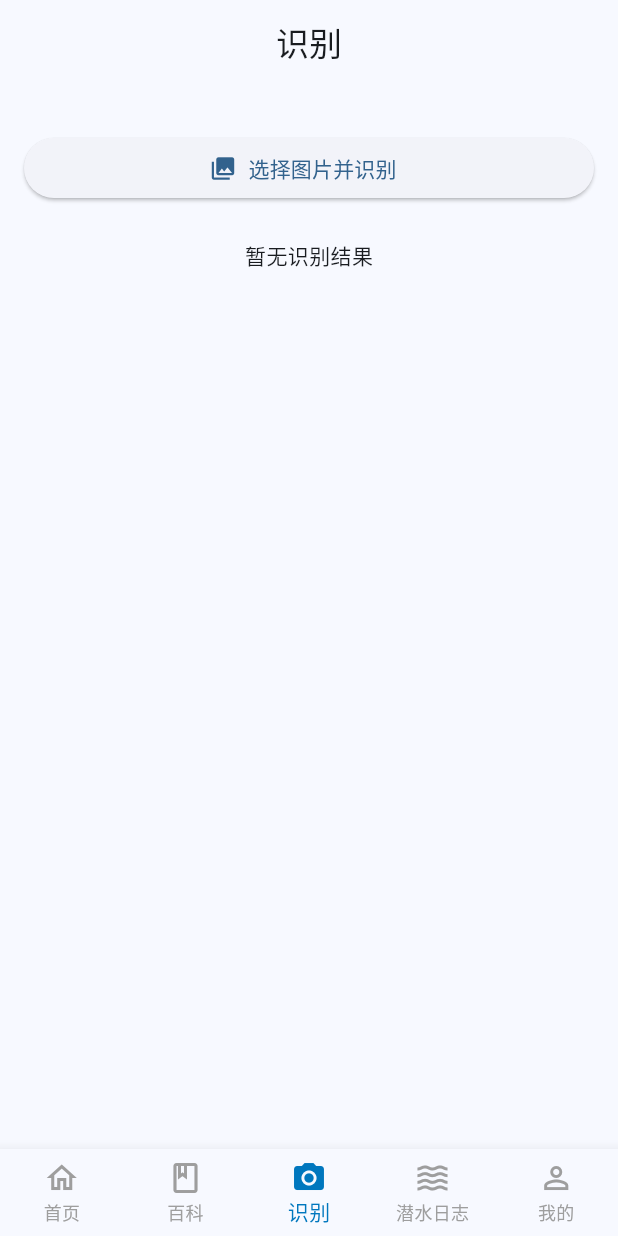
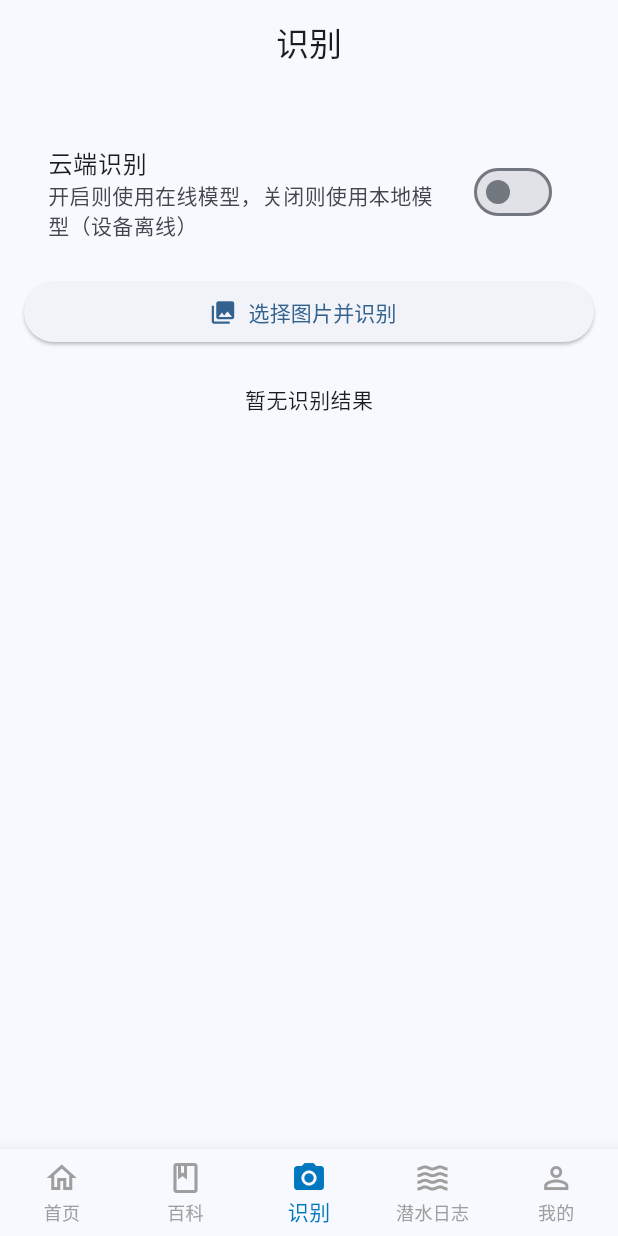
Before and after one commit to Kaizzz-00/unlockafish, a Flutter app: the screen it shows after launch, item 3 of the bottom bar chosen, on a phone screen of 412 x 824 dp. Run offline on Flutter 3.47's test engine with Material 3 defaults, Android fonts, the phone set to English and light mode, and no system bars; our stand-ins replace dio, flutter_riverpod, hive_flutter, image_picker; missing offline and left inert: tflite_flutter; accounts and stored records are empty.

Commit message:
feat: 增加本地模型 和 在线调用 图像识别方式

```diff
--- a/lib/features/fish_identification/presentation/pages/identification_page.dart
+++ b/lib/features/fish_identification/presentation/pages/identification_page.dart
@@ -5,6 +5,10 @@ import 'package:image_picker/image_picker.dart';
 
 import '../../../../core/constants/app_constants.dart';
 import '../../../../services/ml/fish_classifier.dart';
+import '../../../../services/ai/cloud_fish_api.dart';
+import '../../../../services/ai/local_server_api.dart';
+
+enum CloudProvider { iNaturalist, local }
 
 class IdentificationPage extends StatefulWidget {
   const IdentificationPage({super.key});
@@ -19,17 +23,28 @@ class _IdentificationPageState extends State<IdentificationPage> {
   bool _running = false;
   Uint8List? _imageBytes;
   List<FishPrediction> _predictions = const [];
+  // 云端识别客户端与模式开关（Web 默认启用云端）
+  String? _inatJwt; // iNaturalist JWT，用于云端识别
+  late CloudFishApi _cloudApi;
+  late LocalServerApi _localApi;
+  String _localBaseUrl = 'http://localhost:8000';
+  bool _useCloud = kIsWeb;
+  CloudProvider _provider = CloudProvider.iNaturalist;
 
   @override
   void initState() {
     super.initState();
     _classifier = createClassifier();
+    // 配置 iNaturalist JWT（如已获取，可填入字符串）
+    _inatJwt = null; // 例如: 'eyJhbGciOiJI...'
+    _cloudApi = CloudFishApi(jwt: _inatJwt);
+    _localApi = LocalServerApi(baseUrl: _localBaseUrl);
     _initModel();
   }
 
   Future<void> _initModel() async {
     if (kIsWeb) {
-      // Web 暂不支持本地推理，使用占位实现
+      // Web 默认使用云端识别，不加载本地模型
       setState(() => _modelReady = true);
       return;
     }
@@ -57,11 +72,28 @@ class _IdentificationPageState extends State<IdentificationPage> {
     });
 
     try {
-      final preds = await _classifier.classifyBytes(bytes, topK: 3);
+      List<FishPrediction> preds;
+      if (_useCloud) {
+        switch (_provider) {
+          case CloudProvider.iNaturalist:
+            preds = await _cloudApi.predictFromBytes(bytes, topK: 3);
+            break;
+          case CloudProvider.local:
+            preds = await _localApi.predictFromBytes(bytes, topK: 3);
+            break;
+        }
+      } else {
+        preds = await _classifier.classifyBytes(bytes, topK: 3);
+      }
       setState(() => _predictions = preds);
     } catch (e) {
+      final msg = _useCloud
+          ? (_provider == CloudProvider.iNaturalist
+              ? '推理失败（云端需要 iNaturalist JWT）：$e'
+              : '推理失败（请确认本地服务在 $_localBaseUrl 运行）：$e')
+          : '推理失败：$e';
       ScaffoldMessenger.of(context).showSnackBar(
-        SnackBar(content: Text('推理失败：$e')),
+        SnackBar(content: Text(msg)),
       );
     } finally {
       setState(() => _running = false);
@@ -96,11 +128,65 @@ class _IdentificationPageState extends State<IdentificationPage> {
                   borderRadius: BorderRadius.circular(8),
                 ),
                 child: const Text(
-                  '当前为 Web 预览，暂不支持本地模型推理。\n请在 Android/iOS 设备运行以体验离线识别。',
+                  '当前为 Web 预览，默认使用云端识别。\n提供商可选：iNaturalist（需JWT）或本地服务（默认 http://localhost:8000）。',
                   style: TextStyle(fontSize: 12),
                 ),
               ),
             const SizedBox(height: AppConstants.paddingMedium),
+
+            // 识别模式切换
+            SwitchListTile(
+              title: const Text('云端识别'),
+              subtitle: const Text('开启则使用在线模型，关闭则使用本地模型（设备离线）'),
+              value: _useCloud,
+              onChanged: (v) => setState(() => _useCloud = v),
+            ),
+            const SizedBox(height: AppConstants.paddingSmall),
+
+            // 云端提供商选择与本地服务地址
+            if (_useCloud) ...[
+              Row(
+                children: [
+                  const Text('提供商：'),
+                  const SizedBox(width: 8),
+                  DropdownButton<CloudProvider>(
+                    value: _provider,
+                    onChanged: (p) => setState(() => _provider = p ?? CloudProvider.iNaturalist),
+                    items: const [
+                      DropdownMenuItem(
+                        value: CloudProvider.iNaturalist,
+                        child: Text('iNaturalist'),
+                      ),
+                      DropdownMenuItem(
+                        value: CloudProvider.local,
+                        child: Text('本地服务'),
+                      ),
+                    ],
+                  ),
+                ],
+              ),
+              const SizedBox(height: AppConstants.paddingSmall),
+              if (_provider == CloudProvider.iNaturalist)
+                Text('鉴权：${_inatJwt == null ? '未配置 JWT（可能 401）' : '已配置 JWT'}', style: const TextStyle(fontSize: 12))
+              else
+                Row(
+                  children: [
+                    const Text('服务地址：'),
+                    const SizedBox(width: 8),
+                    Expanded(
+                      child: TextFormField(
+                        initialValue: _localBaseUrl,
+                        decoration: const InputDecoration(hintText: 'http://localhost:8000'),
+                        onChanged: (v) {
+                          _localBaseUrl = v.trim();
+                          _localApi = LocalServerApi(baseUrl: _localBaseUrl);
+                        },
+                      ),
+                    ),
+                  ],
+                ),
+            ],
+            const SizedBox(height: AppConstants.paddingSmall),
 
             // 选择图片按钮
             ElevatedButton.icon(
```
Also changed, not shown: lib/services/ai/cloud_fish_api.dart (added, +59 -0 lines), lib/services/ai/local_server_api.dart (added, +47 -0 lines), assets/images/fish/blue_tang.jpg (added), assets/images/fish/moorish_idol.jpg (added), assets/images/fish/ocellaris_clownfish.jpg (added), assets/images/fish/threadfin_butterflyfish.jpg (added), 1 other file.
